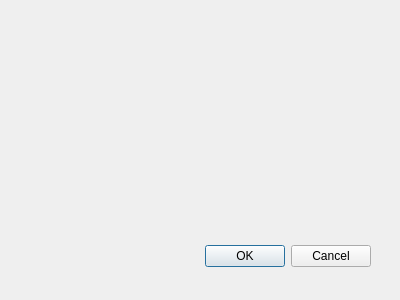
Above: src/plugins/BufferedCopy/bufferedcopydialog.ui from karakirimu/AutoBatchTools before the change. Below: the same form after it.
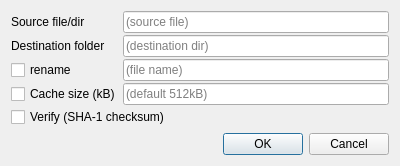
That is the form after the change.

Diff of the .ui file:
```diff
--- a/src/plugins/BufferedCopy/bufferedcopydialog.ui
+++ b/src/plugins/BufferedCopy/bufferedcopydialog.ui
@@ -9,28 +9,97 @@
     <x>0</x>
     <y>0</y>
     <width>400</width>
-    <height>300</height>
+    <height>160</height>
    </rect>
   </property>
   <property name="windowTitle">
    <string>Dialog</string>
   </property>
-  <widget class="QDialogButtonBox" name="buttonBox">
-   <property name="geometry">
-    <rect>
-     <x>30</x>
-     <y>240</y>
-     <width>341</width>
-     <height>32</height>
-    </rect>
-   </property>
-   <property name="orientation">
-    <enum>Qt::Horizontal</enum>
-   </property>
-   <property name="standardButtons">
-    <set>QDialogButtonBox::Cancel|QDialogButtonBox::Ok</set>
-   </property>
-  </widget>
+  <layout class="QVBoxLayout" name="verticalLayout">
+   <item>
+    <layout class="QGridLayout" name="gridLayout">
+     <property name="spacing">
+      <number>2</number>
+     </property>
+     <item row="3" column="0">
+      <widget class="QCheckBox" name="checkBoxCache">
+       <property name="text">
+        <string>Cache size (kB)</string>
+       </property>
+      </widget>
+     </item>
+     <item row="2" column="0">
+      <widget class="QCheckBox" name="checkBoxRename">
+       <property name="text">
+        <string>rename</string>
+       </property>
+      </widget>
+     </item>
+     <item row="2" column="1">
+      <widget class="QLineEdit" name="lineEditRename">
+       <property name="placeholderText">
+        <string>(file name)</string>
+       </property>
+      </widget>
+     </item>
+     <item row="0" column="0">
+      <widget class="QLabel" name="labelSource">
+       <property name="text">
+        <string>Source file/dir</string>
+       </property>
+      </widget>
+     </item>
+     <item row="0" column="1">
+      <widget class="QLineEdit" name="lineEditSource">
+       <property name="text">
+        <string/>
+       </property>
+       <property name="placeholderText">
+        <string>(source file)</string>
+       </property>
+      </widget>
+     </item>
+     <item row="1" column="0">
+      <widget class="QLabel" name="labelDest">
+       <property name="text">
+        <string>Destination folder</string>
+       </property>
+      </widget>
+     </item>
+     <item row="1" column="1">
+      <widget class="QLineEdit" name="lineEditDestination">
+       <property name="placeholderText">
+        <string>(destination dir)</string>
+       </property>
+      </widget>
+     </item>
+     <item row="6" column="0" colspan="2">
+      <widget class="QCheckBox" name="checkBoxVerify">
+       <property name="text">
+        <string>Verify (SHA-1 checksum)</string>
+       </property>
+      </widget>
+     </item>
+     <item row="3" column="1">
+      <widget class="QLineEdit" name="lineEditCache">
+       <property name="placeholderText">
+        <string>(default 512kB)</string>
+       </property>
+      </widget>
+     </item>
+    </layout>
+   </item>
+   <item>
+    <widget class="QDialogButtonBox" name="buttonBox">
+     <property name="orientation">
+      <enum>Qt::Horizontal</enum>
+     </property>
+     <property name="standardButtons">
+      <set>QDialogButtonBox::Cancel|QDialogButtonBox::Ok</set>
+     </property>
+    </widget>
+   </item>
+  </layout>
  </widget>
  <pixmapfunction/>
  <resources/>
```
Left out of the diff: 5 changed lines with no effect on the pictures.
